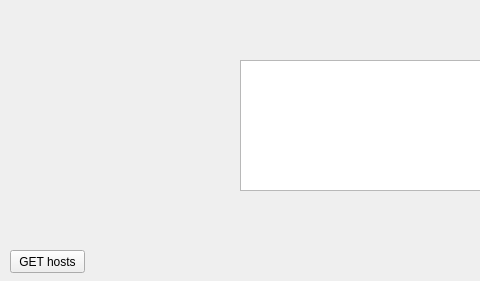
Qt form Superviseur/QSuperviseur/fen_superviseur.ui (SNIRNagios/FinalRemy) before a commit; both pictures show x 0 to 480 and y 0 to 281 of the 689 by 281 pixel window.
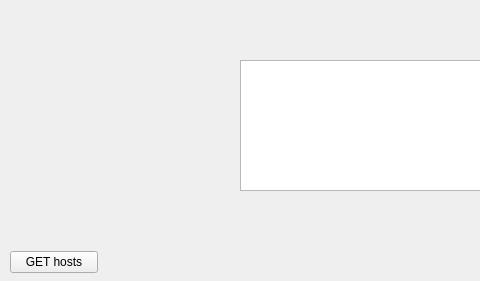
The same form after that commit.

What changed in the file:
```diff
--- a/Superviseur/QSuperviseur/fen_superviseur.ui
+++ b/Superviseur/QSuperviseur/fen_superviseur.ui
@@ -49,19 +49,6 @@
     </rect>
    </property>
   </widget>
-  <widget class="QPushButton" name="pushButton">
-   <property name="geometry">
-    <rect>
-     <x>10</x>
-     <y>250</y>
-     <width>75</width>
-     <height>23</height>
-    </rect>
-   </property>
-   <property name="text">
-    <string>GET hosts</string>
-   </property>
-  </widget>
   <widget class="QTextEdit" name="textEdit">
    <property name="geometry">
     <rect>
@@ -71,6 +58,35 @@
      <height>131</height>
     </rect>
    </property>
+   <property name="readOnly">
+    <bool>true</bool>
+   </property>
+  </widget>
+  <widget class="QWidget" name="">
+   <property name="geometry">
+    <rect>
+     <x>10</x>
+     <y>250</y>
+     <width>181</width>
+     <height>25</height>
+    </rect>
+   </property>
+   <layout class="QHBoxLayout" name="horizontalLayout">
+    <item>
+     <widget class="QPushButton" name="BTN_getHosts">
+      <property name="text">
+       <string>GET hosts</string>
+      </property>
+     </widget>
+    </item>
+    <item>
+     <widget class="QLabel" name="LA_statusLabel">
+      <property name="text">
+       <string/>
+      </property>
+     </widget>
+    </item>
+   </layout>
   </widget>
  </widget>
  <resources/>
```
